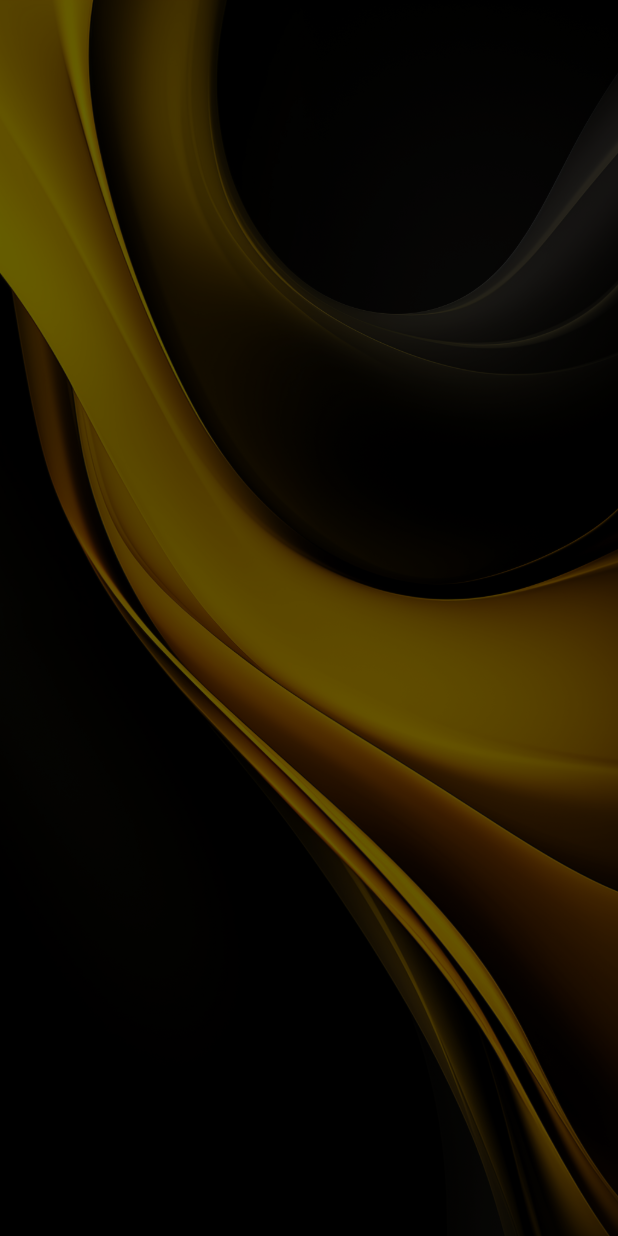
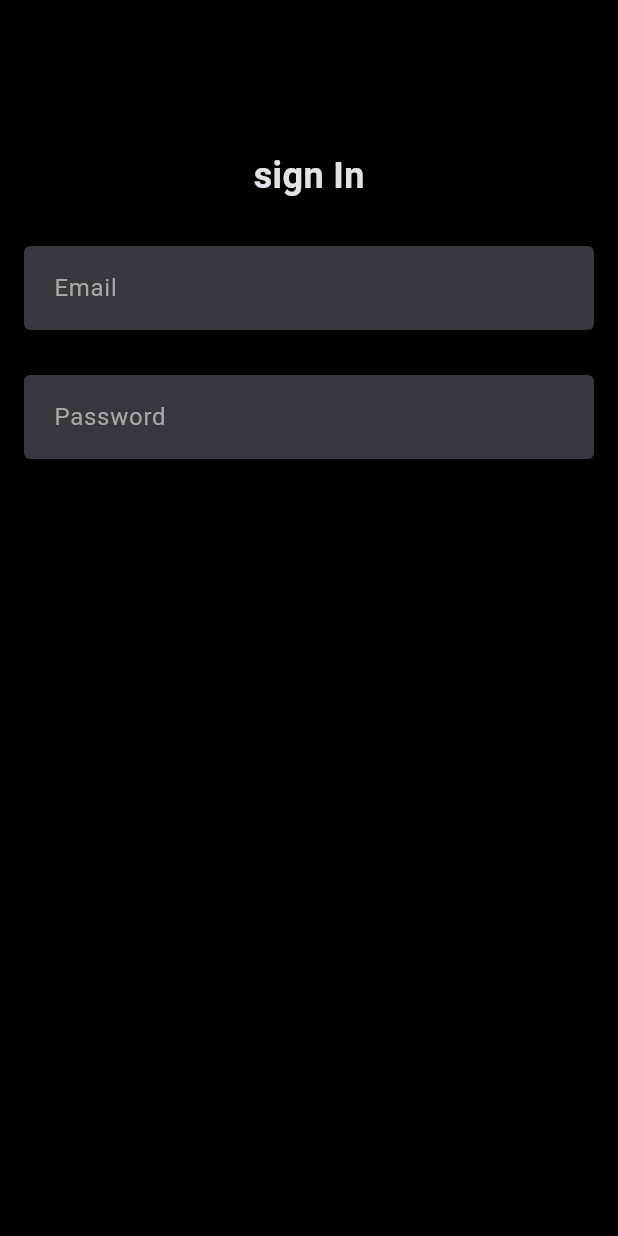
Before and after one commit to Niketan123450/flutter, a Flutter app: the screen it shows after launch, on a phone screen of 412 x 824 dp. Run offline on Flutter 3.47's test engine with Material 3 defaults, Android fonts, the phone set to English and light mode, and no system bars; our stand-ins replace flutter_bloc.

Commit message:
integrated signin page

```diff
--- /dev/null
+++ b/movie_search_application/lib/presentation/auth/pages/signin.dart
@@ -0,0 +1,40 @@
+import 'package:flutter/material.dart';
+
+class SigninPage extends StatelessWidget {
+  const SigninPage({super.key});
+
+  @override
+  Widget build(BuildContext context) {
+    return Scaffold(
+      body: SafeArea(
+        minimum: EdgeInsets.only(top: 100, right: 16, left: 16),
+        child: Column(
+          mainAxisAlignment: MainAxisAlignment.start,
+          crossAxisAlignment: CrossAxisAlignment.center,
+          children: [
+            signinText(),
+            SizedBox(height: 30),
+            emailField(),
+            SizedBox(height: 30),
+            passwordField(),
+          ],
+        ),
+      ),
+    );
+  }
+}
+
+Widget signinText() {
+  return Text(
+    'sign In',
+    style: TextStyle(fontWeight: FontWeight.bold, fontSize: 24),
+  );
+}
+
+Widget emailField() {
+  return TextField(decoration: InputDecoration(hintText: 'Email'));
+}
+
+Widget passwordField() {
+  return TextField(decoration: InputDecoration(hintText: 'Password'));
+}
--- a/movie_search_application/lib/presentation/splash/bloc/splash_cubit.dart
+++ b/movie_search_application/lib/presentation/splash/bloc/splash_cubit.dart
@@ -6,6 +6,6 @@ class SplashCubit extends Cubit<SplashState> {
 
   void appStated() async {
     await Future.delayed(Duration(seconds: 2));
-    emit(Authenticated());
+    emit(UnAuthenticated());
   }
 }
--- a/movie_search_application/lib/presentation/splash/pages/splash.dart
+++ b/movie_search_application/lib/presentation/splash/pages/splash.dart
@@ -1,24 +1,26 @@
 import 'package:flutter/material.dart';
 import 'package:flutter_bloc/flutter_bloc.dart';
+import 'package:movie_search_application/common/helper/navigation/app_navigation.dart';
 import 'package:movie_search_application/core/configs/assets/app_images.dart';
+import 'package:movie_search_application/presentation/auth/pages/signin.dart';
+import 'package:movie_search_application/presentation/home/pages/home.dart';
 import 'package:movie_search_application/presentation/splash/bloc/splash_cubit.dart';
 import 'package:movie_search_application/presentation/splash/bloc/splash_state.dart';
 
-class SplashPage extends StatefulWidget {
+class SplashPage extends StatelessWidget {
   const SplashPage({super.key});
 
-  @override
-  State<SplashPage> createState() => _SplashPageState();
-}
-
-class _SplashPageState extends State<SplashPage> {
   @override
   Widget build(BuildContext context) {
     return Scaffold(
       body: BlocListener<SplashCubit, SplashState>(
         listener: (context, state) {
-          if (state is UnAuthenticated) {}
-          if (state is Authenticated) {}
+          if (state is UnAuthenticated) {
+            AppNavigator.pushReplacement(context, const SigninPage());
+          }
+          if (state is Authenticated) {
+            AppNavigator.pushReplacement(context, const HomePage());
+          }
         },
         child: Stack(
           children: [
```
Also changed, not shown: movie_search_application/lib/common/helper/navigation/app_navigation.dart (added, +26 -0 lines), movie_search_application/lib/presentation/home/pages/home.dart (added, +10 -0 lines).
